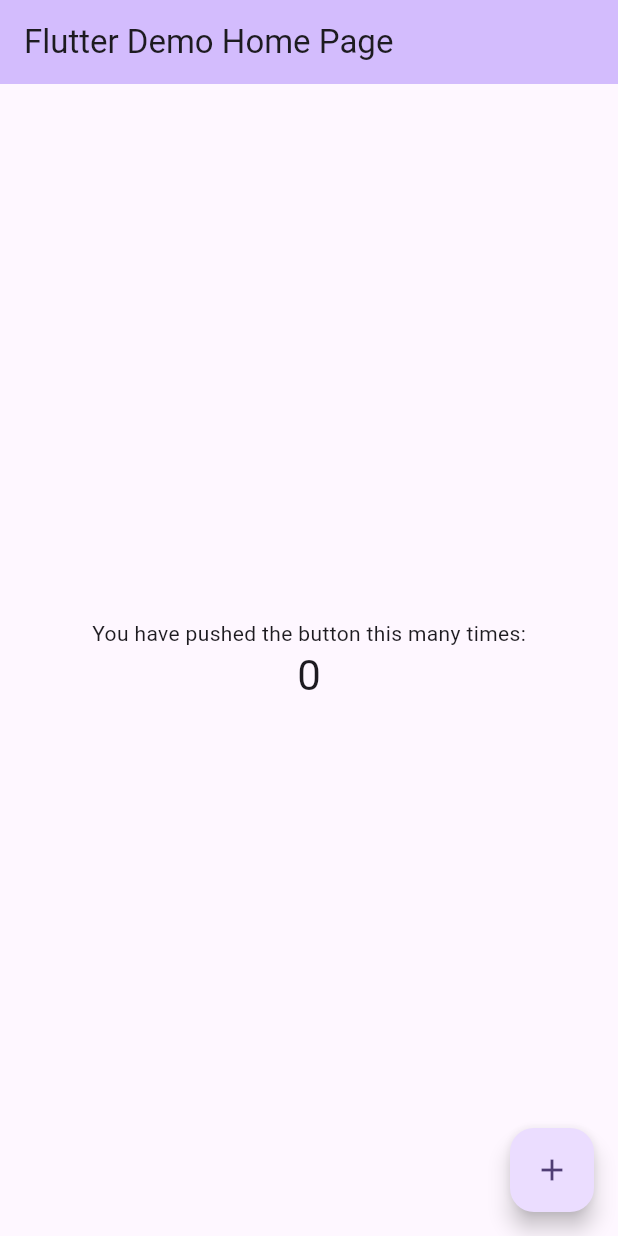
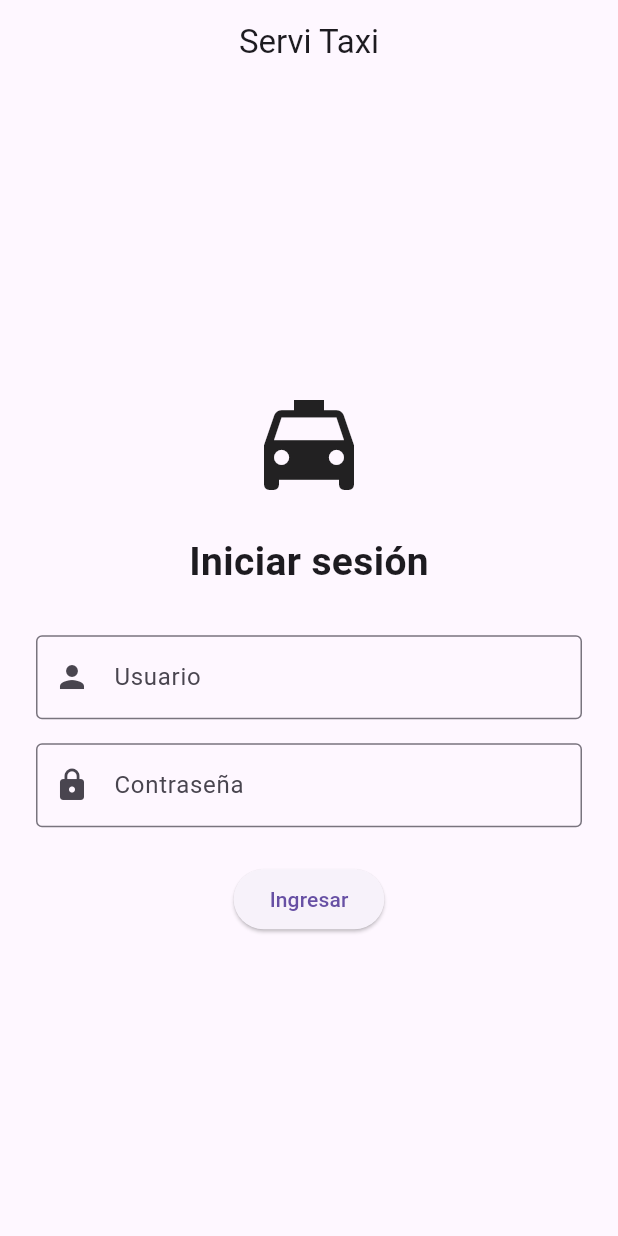
Before and after one commit to nallely-lopez/Servi-_Taxi, a Flutter app: the screen it shows after launch, on a phone screen of 412 x 824 dp. Run offline on Flutter 3.47's test engine with Material 3 defaults, Android fonts, the phone set to English and light mode, and no system bars.

Commit message:
Se implemantó la pantalla de login en autenticacion

```diff
--- a/lib/features/autenticacion/models/usuario_model.dart
+++ b/lib/features/autenticacion/models/usuario_model.dart
@@ -0,0 +1,23 @@
+
+class Usuario {
+  final int id;
+  final String nombre;
+  final String usuario;
+  final String claveAcceso;
+
+  Usuario({
+    required this.id,
+    required this.nombre,
+    required this.usuario,
+    required this.claveAcceso,
+  });
+
+  factory Usuario.fromJson(Map<String, dynamic> json) {
+    return Usuario(
+      id: json['id'] as int,
+      nombre: json['nombre'] as String,
+      usuario: json['usuario'] as String,
+      claveAcceso: json['claveAcceso'] as String,
+    );
+  }
+}
--- /dev/null
+++ b/lib/features/autenticacion/screens/login_diseno_screen.dart
@@ -0,0 +1,68 @@
+import 'package:flutter/material.dart';
+
+class LoginDisenoScreen extends StatelessWidget {
+  final TextEditingController usuarioController;
+  final TextEditingController claveController;
+  final bool cargando;
+  final VoidCallback onIngresar;
+
+  const LoginDisenoScreen({
+    super.key,
+    required this.usuarioController,
+    required this.claveController,
+    required this.cargando,
+    required this.onIngresar,
+  });
+
+  @override
+  Widget build(BuildContext context) {
+    return Scaffold(
+      appBar: AppBar(title: const Text('Servi Taxi'), centerTitle: true),
+      body: Center(
+        child: SingleChildScrollView(
+          padding: const EdgeInsets.all(24),
+          child: ConstrainedBox(
+            constraints: const BoxConstraints(maxWidth: 400),
+            child: Column(
+              mainAxisSize: MainAxisSize.min,
+              children: [
+                const Icon(Icons.local_taxi, size: 80),
+                const SizedBox(height: 20),
+                const Text(
+                  'Iniciar sesión',
+                  style: TextStyle(fontSize: 26, fontWeight: FontWeight.bold),
+                ),
+                const SizedBox(height: 30),
+                TextField(
+                  controller: usuarioController,
+                  decoration: const InputDecoration(
+                    labelText: 'Usuario',
+                    prefixIcon: Icon(Icons.person),
+                    border: OutlineInputBorder(),
+                  ),
+                ),
+                const SizedBox(height: 16),
+                TextField(
+                  controller: claveController,
+                  obscureText: true,
+                  decoration: const InputDecoration(
+                    labelText: 'Contraseña',
+                    prefixIcon: Icon(Icons.lock),
+                    border: OutlineInputBorder(),
+                  ),
+                ),
+                const SizedBox(height: 24),
+                ElevatedButton(
+                  onPressed: cargando ? null : onIngresar,
+                  child: cargando
+                      ? const CircularProgressIndicator()
+                      : const Text('Ingresar'),
+                ),
+              ],
+            ),
+          ),
+        ),
+      ),
+    );
+  }
+}
--- /dev/null
+++ b/lib/features/autenticacion/screens/login_screen.dart
@@ -0,0 +1,91 @@
+import 'package:flutter/material.dart';
+
+import '../models/usuario_model.dart';
+import '../utils/usuario_utils.dart';
+import 'login_diseno_screen.dart';
+
+class LoginScreen extends StatefulWidget {
+  const LoginScreen({super.key});
+
+  @override
+  State<LoginScreen> createState() => _LoginScreenState();
+}
+
+class _LoginScreenState extends State<LoginScreen> {
+  final TextEditingController _usuarioController = TextEditingController();
+
+  final TextEditingController _claveController = TextEditingController();
+
+  bool _cargando = false;
+
+  Future<void> _iniciarSesion() async {
+    final usuarioIngresado = _usuarioController.text.trim();
+    final claveIngresada = _claveController.text;
+
+    if (usuarioIngresado.isEmpty || claveIngresada.isEmpty) {
+      ScaffoldMessenger.of(context).showSnackBar(
+        const SnackBar(content: Text('Completa todos los campos')),
+      );
+      return;
+    }
+
+    setState(() {
+      _cargando = true;
+    });
+
+    try {
+      final List<Usuario> usuarios = await UsuarioUtils.cargarUsuarios();
+
+      if (!mounted) return;
+
+      Usuario? usuarioEncontrado;
+
+      for (final usuario in usuarios) {
+        if (usuario.usuario == usuarioIngresado &&
+            usuario.claveAcceso == claveIngresada) {
+          usuarioEncontrado = usuario;
+          break;
+        }
+      }
+
+      if (usuarioEncontrado != null) {
+        ScaffoldMessenger.of(context).showSnackBar(
+          SnackBar(content: Text('Bienvenida, ${usuarioEncontrado.nombre}')),
+        );
+      } else {
+        ScaffoldMessenger.of(context).showSnackBar(
+          const SnackBar(content: Text('Usuario o contraseña incorrectos')),
+        );
+      }
+    } catch (error) {
+      if (!mounted) return;
+
+      ScaffoldMessenger.of(context).showSnackBar(
+        const SnackBar(content: Text('No se pudieron cargar los usuarios')),
+      );
+    } finally {
+      if (mounted) {
+        setState(() {
+          _cargando = false;
+        });
+      }
+    }
+  }
+
+  @override
+  void dispose() {
+    _usuarioController.dispose();
+    _claveController.dispose();
+    super.dispose();
+  }
+
+  @override
+  Widget build(BuildContext context) {
+    return LoginDisenoScreen(
+      usuarioController: _usuarioController,
+      claveController: _claveController,
+      cargando: _cargando,
+      onIngresar: _iniciarSesion,
+    );
+  }
+}
--- a/lib/main.dart
+++ b/lib/main.dart
@@ -1,4 +1,6 @@
 import 'package:flutter/material.dart';
+
+import 'features/autenticacion/screens/login_screen.dart';
 
 void main() {
   runApp(const MyApp());
@@ -11,112 +13,9 @@ class MyApp extends StatelessWidget {
   @override
   Widget build(BuildContext context) {
     return MaterialApp(
-      title: 'Flutter Demo',
-      theme: ThemeData(
-        // This is the theme of your application.
-        //
-        // TRY THIS: Try running your application with "flutter run". You'll see
-        // the application has a purple toolbar. Then, without quitting the app,
-        // try changing the seedColor in the colorScheme below to Colors.green
-        // and then invoke "hot reload" (save your changes or press the "hot
-        // reload" button in a Flutter-supported IDE, or press "r" if you used
-        // the command line to start the app).
-        //
-        // Notice that the counter didn't reset back to zero; the application
-        // state is not lost during the reload. To reset the state, use hot
-        // restart instead.
-        //
-        // This works for code too, not just values: Most code changes can be
-        // tested with just a hot reload.
-        colorScheme: .fromSeed(seedColor: Colors.deepPurple),
-      ),
-      home: const MyHomePage(title: 'Flutter Demo Home Page'),
+      title: 'Servi Taxi',
+      theme: ThemeData(primarySwatch: Colors.blue),
+      home: const LoginScreen(),
     );
   }
 }
-
-class MyHomePage extends StatefulWidget {
-  const MyHomePage({super.key, required this.title});
-
-  // This widget is the home page of your application. It is stateful, meaning
-  // that it has a State object (defined below) that contains fields that affect
-  // how it looks.
-
-  // This class is the configuration for the state. It holds the values (in this
-  // case the title) provided by the parent (in this case the App widget) and
-  // used by the build method of the State. Fields in a Widget subclass are
-  // always marked "final".
-
-  final String title;
-
-  @override
-  State<MyHomePage> createState() => _MyHomePageState();
-}
-
-class _MyHomePageState extends State<MyHomePage> {
-  int _counter = 0;
-
-  void _incrementCounter() {
-    setState(() {
-      // This call to setState tells the Flutter framework that something has
-      // changed in this State, which causes it to rerun the build method below
-      // so that the display can reflect the updated values. If we changed
-      // _counter without calling setState(), then the build method would not be
-      // called again, and so nothing would appear to happen.
-      _counter++;
-    });
-  }
-
-  @override
-  Widget build(BuildContext context) {
-    // This method is rerun every time setState is called, for instance as done
-    // by the _incrementCounter method above.
-    //
-    // The Flutter framework has been optimized to make rerunning build methods
-    // fast, so that you can just rebuild anything that needs updating rather
-    // than having to individually change instances of widgets.
-    return Scaffold(
-      appBar: AppBar(
-        // TRY THIS: Try changing the color here to a specific color (to
-        // Colors.amber, perhaps?) and trigger a hot reload to see the AppBar
-        // change color while the other colors stay the same.
-        backgroundColor: Theme.of(context).colorScheme.inversePrimary,
-        // Here we take the value from the MyHomePage object that was created by
-        // the App.build method, and use it to set our appbar title.
-        title: Text(widget.title),
-      ),
-      body: Center(
-        // Center is a layout widget. It takes a single child and positions it
-        // in the middle of the parent.
-        child: Column(
-          // Column is also a layout widget. It takes a list of children and
-          // arranges them vertically. By default, it sizes itself to fit its
-          // children horizontally, and tries to be as tall as its parent.
-          //
-          // Column has various properties to control how it sizes itself and
-          // how it positions its children. Here we use mainAxisAlignment to
-          // center the children vertically; the main axis here is the vertical
-          // axis because Columns are vertical (the cross axis would be
-          // horizontal).
-          //
-          // TRY THIS: Invoke "debug painting" (choose the "Toggle Debug Paint"
-          // action in the IDE, or press "p" in the console), to see the
-          // wireframe for each widget.
-          mainAxisAlignment: .center,
-          children: [
-            const Text('You have pushed the button this many times:'),
-            Text(
-              '$_counter',
-              style: Theme.of(context).textTheme.headlineMedium,
-            ),
-          ],
-        ),
-      ),
-      floatingActionButton: FloatingActionButton(
-        onPressed: _incrementCounter,
-        tooltip: 'Increment',
-        child: const Icon(Icons.add),
-      ),
-    );
-  }
-}
--- a/pubspec.yaml
+++ b/pubspec.yaml
@@ -58,9 +58,9 @@ flutter:
   uses-material-design: true
 
   # To add assets to your application, add an assets section, like this:
-  # assets:
-  #   - images/a_dot_burr.jpeg
-  #   - images/a_dot_ham.jpeg
+  assets:
+    - assets/data/
+    - assets/images/
 
   # An image asset can refer to one or more resolution-specific "variants", see
   # https://flutter.dev/to/resolution-aware-images
```
Also changed, not shown: lib/features/autenticacion/utils/usuario_utils.dart (line endings or trailing spaces), lib/features/servicios/models/servicio_transporte_model.dart (line endings or trailing spaces), lib/features/servicios/utils/servicioTransporte_utils.dart (line endings or trailing spaces), 3 other files.
